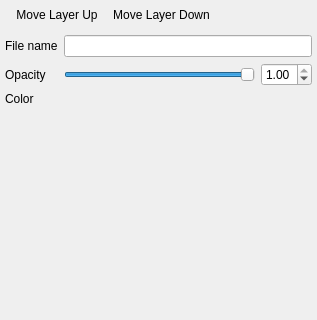
Above: freeview/PanelROI.ui from freesurfer/freesurfer before the change; both pictures show x 0 to 317 and y 0 to 320 of the 317 by 901 pixel window. Below: the same form after it.
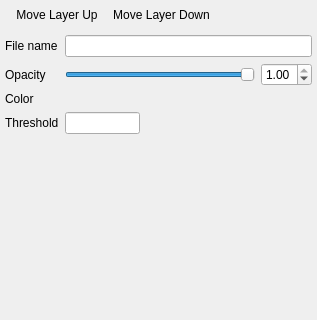
That is the form after the change. Icons and pictures are not drawn. Custom widgets are drawn as their Qt base class.

Commit message: set roi threshold. paint volume roi on surface. reorder/delete surface roi from the GUI. load multiple surface rois at once. etc.

```diff
--- a/freeview/PanelROI.ui
+++ b/freeview/PanelROI.ui
@@ -145,6 +145,40 @@
         </property>
        </widget>
       </item>
+      <item row="4" column="0">
+       <widget class="QLabel" name="labelColor_2">
+        <property name="text">
+         <string>Threshold</string>
+        </property>
+       </widget>
+      </item>
+      <item row="4" column="1">
+       <layout class="QHBoxLayout" name="horizontalLayout_3">
+        <item>
+         <widget class="QLineEdit" name="lineEditThreshold">
+          <property name="maximumSize">
+           <size>
+            <width>75</width>
+            <height>16777215</height>
+           </size>
+          </property>
+         </widget>
+        </item>
+        <item>
+         <spacer name="horizontalSpacer_2">
+          <property name="orientation">
+           <enum>Qt::Horizontal</enum>
+          </property>
+          <property name="sizeHint" stdset="0">
+           <size>
+            <width>40</width>
+            <height>20</height>
+           </size>
+          </property>
+         </spacer>
+        </item>
+       </layout>
+      </item>
      </layout>
     </item>
     <item>
```
Left out of the diff: 21 changed lines with no effect on the pictures. The commit also changes 16 other files.
